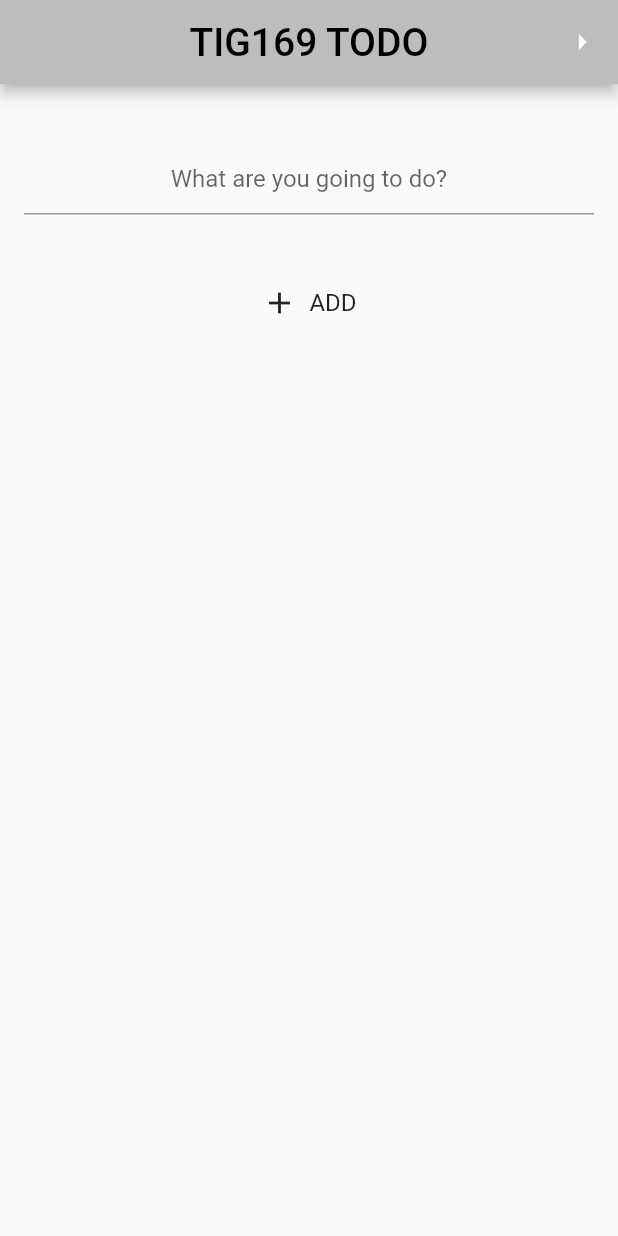
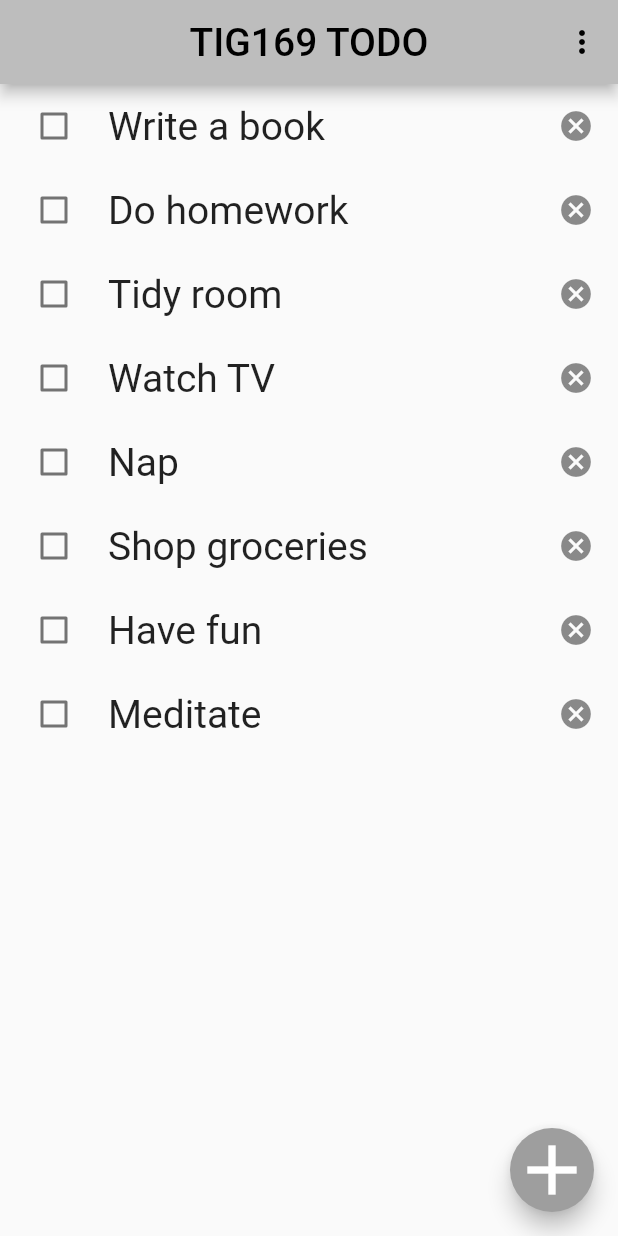
Before and after one commit to gu-tig169/guslonnrle, a Flutter app: the screen it shows after launch, on a phone screen of 412 x 824 dp. Run offline on Flutter 3.47's test engine with Material 2 defaults, Android fonts, the phone set to English and light mode, and no system bars.

Commit message:
Fixat till lite.

```diff
--- a/inlamning_1/lib/main.dart
+++ b/inlamning_1/lib/main.dart
@@ -6,7 +6,9 @@ void main() {
 class MyApp extends StatelessWidget {
   @override
   Widget build(BuildContext context) {
-    return MaterialApp(home: MainView());
+    return MaterialApp(
+      home: MainView(),
+      );
   }
 }
 
@@ -21,13 +23,59 @@ class MainView extends StatelessWidget {
         backgroundColor: Colors.grey[400],
         actions: [
           IconButton(
-            icon: Icon(Icons.arrow_right),
+            icon: Icon(Icons.more_vert,
+            color: Colors.black,
+            ),
             onPressed: () {
               Navigator.push(context,
                   MaterialPageRoute(builder: (context) => SecondView()));
             },
           ),
         ],
+      ),
+      body: _list(),
+      floatingActionButton: FloatingActionButton(
+        onPressed: () {},
+        child: Icon(Icons.add, size: 56),
+        backgroundColor: Colors.grey,
+      ),
+    );
+  }
+    Widget _list() {
+    var todolist = ['Write a book', 'Do homework', 'Tidy room', 'Watch TV','Nap', 'Shop groceries', 'Have fun', 'Meditate'];
+    var newlist = List.generate(100,(index) =>'${todolist[index % 8]}');
+    return ListView.builder(
+      itemBuilder: (context, index) => _item(newlist[index]),
+      itemCount: 8,
+
+    );
+  }
+
+   Widget _item(text) {
+    return CheckboxListTile(
+      title: Text(text,
+          style: TextStyle(
+            fontSize: 26,
+          )),
+      secondary: Icon(Icons.cancel),
+      value: false,
+      onChanged: (val) {},
+      controlAffinity: ListTileControlAffinity.leading,
+    );
+  }
+}
+
+
+
+
+class SecondView extends StatelessWidget {
+  Widget build(BuildContext context) {
+    return Scaffold(
+      appBar: AppBar(
+        centerTitle: true,
+        title: Text('TIG169 TODO',
+         style: TextStyle(color: Colors.black, fontSize: 26), ),
+        backgroundColor: Colors.grey[400],
       ),
       body: Center(
         child: Column(
@@ -57,43 +105,5 @@ class MainView extends StatelessWidget {
     );
   }
 
+
 }
-
-class SecondView extends StatelessWidget {
-  Widget build(BuildContext context) {
-    return Scaffold(
-      appBar: AppBar(
-        centerTitle: true,
-        title: Text('TIG169 TODO',
-         style: TextStyle(color: Colors.black, fontSize: 26), ),
-        backgroundColor: Colors.grey[400],
-      ),
-     body:  _list(),
-    );
-  }
-
-  Widget _list() {
-    var list = ['Write a book', 'Do homework', 'Tidy room', 'Watch TV','Nap', 'Shop groceries', 'Have fun', 'Meditate'];
-    return ListView(
-      children:
-        list.map((item) => _item(item)).toList(),
-
-    );
-  }
-
-  Widget _item(text) {
-    return Padding(
-      padding: const EdgeInsets.all(20.0),
-      child: Text(text, style: TextStyle(fontSize: 26)),
-    );
-  }
-  Widget _checkBox() {
-    return Column(
-      mainAxisAlignment: MainAxisAlignment.start,
-      crossAxisAlignment: CrossAxisAlignment.start,
-    children: [
-      Checkbox(value: false, onChanged: (val) {} )
-    ],
-    );
-  }
-}
```
